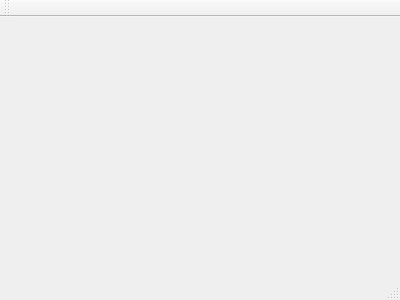
Qt form RasterDemo/mainwindow.ui (Darkbblue/Raster-Demo) before a commit.
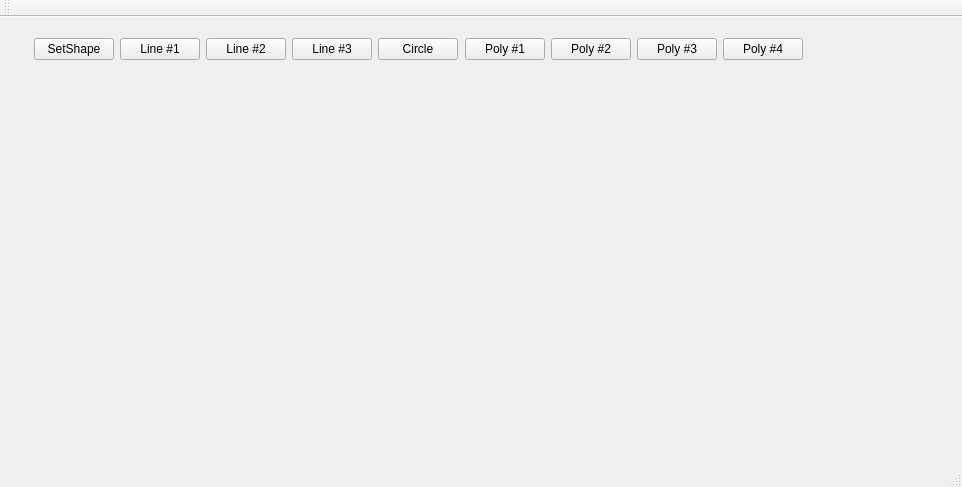
The same form after that commit.

Commit message: 按钮布局

Patch:
```diff
--- a/RasterDemo/mainwindow.ui
+++ b/RasterDemo/mainwindow.ui
@@ -1,24 +1,372 @@
 <ui version="4.0">
  <class>MainWindow</class>
- <widget class="QMainWindow" name="MainWindow" >
-  <property name="geometry" >
+ <widget class="QMainWindow" name="MainWindow">
+  <property name="geometry">
    <rect>
     <x>0</x>
     <y>0</y>
-    <width>400</width>
-    <height>300</height>
+    <width>962</width>
+    <height>487</height>
    </rect>
   </property>
   <property name="windowTitle" >
    <string>MainWindow</string>
   </property>
-  <widget class="QMenuBar" name="menuBar" />
-  <widget class="QToolBar" name="mainToolBar" />
-  <widget class="QWidget" name="centralWidget" />
-  <widget class="QStatusBar" name="statusBar" />
+  <widget class="QWidget" name="centralWidget">
+   <widget class="QWidget" name="">
+    <property name="geometry">
+     <rect>
+      <x>23</x>
+      <y>10</y>
+      <width>791</width>
+      <height>51</height>
+     </rect>
+    </property>
+    <layout class="QHBoxLayout" name="horizontalLayout">
+     <item>
+      <layout class="QVBoxLayout" name="verticalLayout_5">
+       <item>
+        <widget class="QPushButton" name="pbSetShape">
+         <property name="text">
+          <string>SetShape</string>
+         </property>
+        </widget>
+       </item>
+       <item>
+        <spacer name="verticalSpacer_9">
+         <property name="orientation">
+          <enum>Qt::Vertical</enum>
+         </property>
+         <property name="sizeHint" stdset="0">
+          <size>
+           <width>20</width>
+           <height>40</height>
+          </size>
+         </property>
+        </spacer>
+       </item>
+      </layout>
+     </item>
+     <item>
+      <spacer name="horizontalSpacer">
+       <property name="orientation">
+        <enum>Qt::Horizontal</enum>
+       </property>
+       <property name="sizeHint" stdset="0">
+        <size>
+         <width>40</width>
+         <height>20</height>
+        </size>
+       </property>
+      </spacer>
+     </item>
+     <item>
+      <layout class="QVBoxLayout" name="verticalLayout">
+       <item>
+        <widget class="QPushButton" name="pbLine1">
+         <property name="text">
+          <string>Line #1</string>
+         </property>
+        </widget>
+       </item>
+       <item>
+        <spacer name="verticalSpacer">
+         <property name="orientation">
+          <enum>Qt::Vertical</enum>
+         </property>
+         <property name="sizeHint" stdset="0">
+          <size>
+           <width>20</width>
+           <height>40</height>
+          </size>
+         </property>
+        </spacer>
+       </item>
+      </layout>
+     </item>
+     <item>
+      <spacer name="horizontalSpacer_5">
+       <property name="orientation">
+        <enum>Qt::Horizontal</enum>
+       </property>
+       <property name="sizeHint" stdset="0">
+        <size>
+         <width>40</width>
+         <height>20</height>
+        </size>
+       </property>
+      </spacer>
+     </item>
+     <item>
+      <layout class="QVBoxLayout" name="verticalLayout_6">
+       <item>
+        <widget class="QPushButton" name="pbLine2">
+         <property name="text">
+          <string>Line #2</string>
+         </property>
+        </widget>
+       </item>
+       <item>
+        <spacer name="verticalSpacer_2">
+         <property name="orientation">
+          <enum>Qt::Vertical</enum>
+         </property>
+         <property name="sizeHint" stdset="0">
+          <size>
+           <width>20</width>
+           <height>40</height>
+          </size>
+         </property>
+        </spacer>
+       </item>
+      </layout>
+     </item>
+     <item>
+      <spacer name="horizontalSpacer_2">
+       <property name="orientation">
+        <enum>Qt::Horizontal</enum>
+       </property>
+       <property name="sizeHint" stdset="0">
+        <size>
+         <width>40</width>
+         <height>20</height>
+        </size>
+       </property>
+      </spacer>
+     </item>
+     <item>
+      <layout class="QVBoxLayout" name="verticalLayout_4">
+       <item>
+        <widget class="QPushButton" name="pbLine3">
+         <property name="text">
+          <string>Line #3</string>
+         </property>
+        </widget>
+       </item>
+       <item>
+        <spacer name="verticalSpacer_4">
+         <property name="orientation">
+          <enum>Qt::Vertical</enum>
+         </property>
+         <property name="sizeHint" stdset="0">
+          <size>
+           <width>20</width>
+           <height>40</height>
+          </size>
+         </property>
+        </spacer>
+       </item>
+      </layout>
+     </item>
+     <item>
+      <spacer name="horizontalSpacer_6">
+       <property name="orientation">
+        <enum>Qt::Horizontal</enum>
+       </property>
+       <property name="sizeHint" stdset="0">
+        <size>
+         <width>40</width>
+         <height>20</height>
+        </size>
+       </property>
+      </spacer>
+     </item>
+     <item>
+      <layout class="QVBoxLayout" name="verticalLayout_7">
+       <item>
+        <widget class="QPushButton" name="pbCircle">
+         <property name="text">
+          <string>Circle</string>
+         </property>
+        </widget>
+       </item>
+       <item>
+        <spacer name="verticalSpacer_8">
+         <property name="orientation">
+          <enum>Qt::Vertical</enum>
+         </property>
+         <property name="sizeHint" stdset="0">
+          <size>
+           <width>20</width>
+           <height>40</height>
+          </size>
+         </property>
+        </spacer>
+       </item>
+      </layout>
+     </item>
+     <item>
+      <spacer name="horizontalSpacer_3">
+       <property name="orientation">
+        <enum>Qt::Horizontal</enum>
+       </property>
+       <property name="sizeHint" stdset="0">
+        <size>
+         <width>40</width>
+         <height>20</height>
+        </size>
+       </property>
+      </spacer>
+     </item>
+     <item>
+      <layout class="QVBoxLayout" name="verticalLayout_2">
+       <item>
+        <widget class="QPushButton" name="pbPoly1">
+         <property name="text">
+          <string>Poly #1</string>
+         </property>
+        </widget>
+       </item>
+       <item>
+        <spacer name="verticalSpacer_3">
+         <property name="orientation">
+          <enum>Qt::Vertical</enum>
+         </property>
+         <property name="sizeHint" stdset="0">
+          <size>
+           <width>20</width>
+           <height>40</height>
+          </size>
+         </property>
+        </spacer>
+       </item>
+      </layout>
+     </item>
+     <item>
+      <spacer name="horizontalSpacer_4">
+       <property name="orientation">
+        <enum>Qt::Horizontal</enum>
+       </property>
+       <property name="sizeHint" stdset="0">
+        <size>
+         <width>40</width>
+         <height>20</height>
+        </size>
+       </property>
+      </spacer>
+     </item>
+     <item>
+      <layout class="QVBoxLayout" name="verticalLayout_8">
+       <item>
+        <widget class="QPushButton" name="pbPoly2">
+         <property name="text">
+          <string>Poly #2</string>
+         </property>
+        </widget>
+       </item>
+       <item>
+        <spacer name="verticalSpacer_5">
+         <property name="orientation">
+          <enum>Qt::Vertical</enum>
+         </property>
+         <property name="sizeHint" stdset="0">
+          <size>
+           <width>20</width>
+           <height>40</height>
+          </size>
+         </property>
+        </spacer>
+       </item>
+      </layout>
+     </item>
+     <item>
+      <spacer name="horizontalSpacer_7">
+       <property name="orientation">
+        <enum>Qt::Horizontal</enum>
+       </property>
+       <property name="sizeHint" stdset="0">
+        <size>
+         <width>40</width>
+         <height>20</height>
+        </size>
+       </property>
+      </spacer>
+     </item>
+     <item>
+      <layout class="QVBoxLayout" name="verticalLayout_3">
+       <item>
+        <widget class="QPushButton" name="pbPoly3">
+         <property name="text">
+          <string>Poly #3</string>
+         </property>
+        </widget>
+       </item>
+       <item>
+        <spacer name="verticalSpacer_6">
+         <property name="orientation">
+          <enum>Qt::Vertical</enum>
+         </property>
+         <property name="sizeHint" stdset="0">
+          <size>
+           <width>20</width>
+           <height>40</height>
+          </size>
+         </property>
+        </spacer>
+       </item>
+      </layout>
+     </item>
+     <item>
+      <layout class="QVBoxLayout" name="verticalLayout_9">
+       <item>
+        <widget class="QPushButton" name="pbPoly4">
+         <property name="text">
+          <string>Poly #4</string>
+         </property>
+        </widget>
+       </item>
+       <item>
+        <spacer name="verticalSpacer_7">
+         <property name="orientation">
+          <enum>Qt::Vertical</enum>
+         </property>
+         <property name="sizeHint" stdset="0">
+          <size>
+           <width>20</width>
+           <height>40</height>
+          </size>
+         </property>
+        </spacer>
+       </item>
+      </layout>
+     </item>
+     <item>
+      <spacer name="horizontalSpacer_8">
+       <property name="orientation">
+        <enum>Qt::Horizontal</enum>
+       </property>
+       <property name="sizeHint" stdset="0">
+        <size>
+         <width>40</width>
+         <height>20</height>
+        </size>
+       </property>
+      </spacer>
+     </item>
+    </layout>
+   </widget>
+  </widget>
+  <widget class="QMenuBar" name="menuBar">
+   <property name="geometry">
+    <rect>
+     <x>0</x>
+     <y>0</y>
+     <width>962</width>
+     <height>17</height>
+    </rect>
+   </property>
+  </widget>
+  <widget class="QToolBar" name="mainToolBar">
+   <attribute name="toolBarArea">
+    <enum>TopToolBarArea</enum>
+   </attribute>
+   <attribute name="toolBarBreak">
+    <bool>false</bool>
+   </attribute>
+  </widget>
+  <widget class="QStatusBar" name="statusBar"/>
  </widget>
- <layoutDefault spacing="6" margin="11" />
- <pixmapfunction></pixmapfunction>
+ <layoutdefault spacing="6" margin="11"/>
  <resources/>
  <connections/>
 </ui>
```
Left out of the diff: 3 changed lines with no effect on the pictures. The commit also changes 1 other file.
